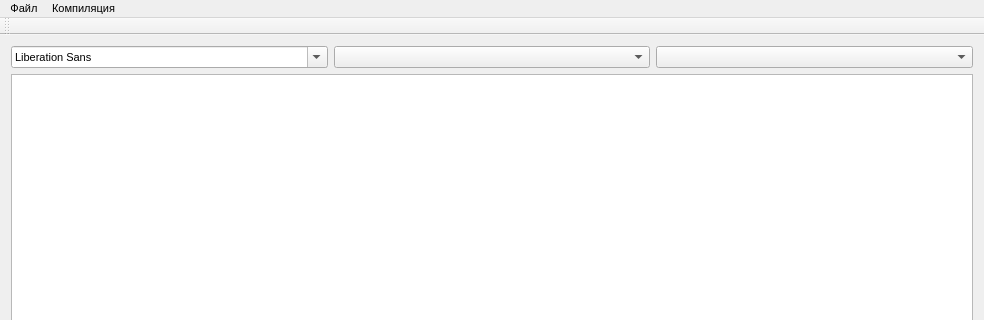
First picture: the form in editor/editor.ui, repository besoboi/editor, before the edit; both pictures show x 0 to 984 and y 0 to 320 of the 984 by 823 pixel window.
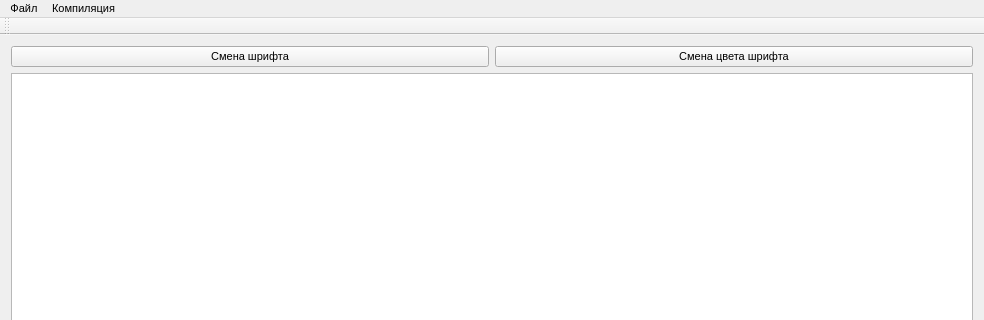
Second picture: the form after the edit.

Patch:
```diff
--- a/editor/editor.ui
+++ b/editor/editor.ui
@@ -23,16 +23,14 @@
   </property>
   <widget class="QWidget" name="centralWidget">
    <layout class="QGridLayout" name="gridLayout">
-    <item row="0" column="0">
-     <widget class="QFontComboBox" name="fontBox"/>
-    </item>
     <item row="0" column="1">
-     <widget class="QComboBox" name="fontSizeBox"/>
+     <widget class="QPushButton" name="colorButton">
+      <property name="text">
+       <string>Смена цвета шрифта</string>
+      </property>
+     </widget>
     </item>
-    <item row="0" column="2">
-     <widget class="QComboBox" name="fontColorBox"/>
-    </item>
-    <item row="1" column="0" colspan="3">
+    <item row="1" column="0" colspan="2">
      <widget class="QTextEdit" name="textEdit">
       <property name="font">
        <font>
@@ -41,6 +39,13 @@
       </property>
      </widget>
     </item>
+    <item row="0" column="0">
+     <widget class="QPushButton" name="fontButton">
+      <property name="text">
+       <string>Смена шрифта</string>
+      </property>
+     </widget>
+    </item>
    </layout>
   </widget>
   <widget class="QMenuBar" name="menuBar">
```
Left out of the diff: 2 changed lines with no effect on the pictures.
